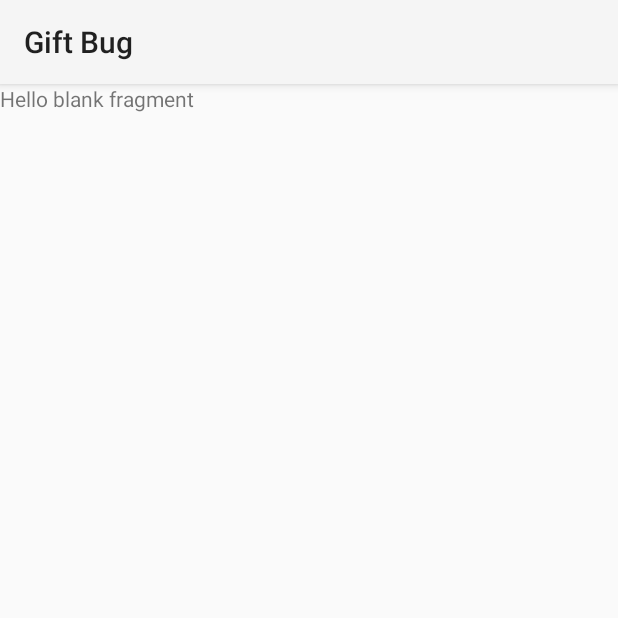
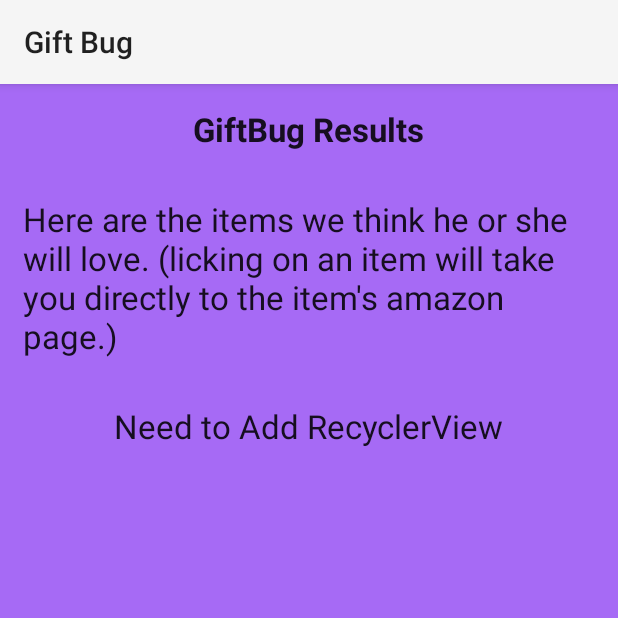
Before and after one commit to ghigbie/giftbug, an Android app: the fragment ResultsPage shown on its own in the app's theme, on a phone screen of 412 x 824 dp, the top half of it. Run offline under Robolectric (Android 15) with nearby library versions, the phone set to English and light mode, and no system bars.

Commit message:
formatted fragment layout

```diff
--- a/app/src/main/java/layout/McDonaldsOrChucky.java
+++ b/app/src/main/java/layout/McDonaldsOrChucky.java
@@ -48,7 +48,7 @@
 
         String mcDonaldsString = "Does " + personLower + " prefer McDonalds or Chuck-e-Cheese?";
 
-        TextView mcDonaldsText = (TextView) getActivity().findViewById(R.id.mcdonald_or_chucky);
+        TextView mcDonaldsText = (TextView) view.findViewById(R.id.mcdonald_or_chucky);
         mcDonaldsText.setText(mcDonaldsString);
 
     }
--- a/app/src/main/java/layout/SodaJuice.java
+++ b/app/src/main/java/layout/SodaJuice.java
@@ -45,6 +45,7 @@
         return view;
     }
 
+
     public static boolean isNeither() {
         return isNeither;
     }
@@ -52,6 +53,7 @@
     public static boolean isSoda() {
         return isSoda;
     }
+
 
     public void setTextView(){
 
@@ -63,8 +65,8 @@
 
     public void setOnClickListeners(){
 
-        Button sodaButton = (Button) view.findViewById(R.id.coffee_button);
-        Button juiceButton = (Button) view.findViewById(R.id.tea_button);
+        Button sodaButton = (Button) view.findViewById(R.id.soda_button);
+        Button juiceButton = (Button) view.findViewById(R.id.juice_button);
         Button neitherChildButton = (Button) view.findViewById(R.id.neither_button_child);
 
         sodaButton.setOnClickListener(new View.OnClickListener(){
--- a/app/src/main/res/layout/activity_main.xml
+++ b/app/src/main/res/layout/activity_main.xml
@@ -27,6 +27,7 @@
                 android:layout_width="wrap_content"
                 android:layout_height="wrap_content"
                 android:text="@string/welcome"
+                android:textStyle="bold"
                 android:layout_gravity="center"
                 android:textAppearance="?android:textAppearanceLarge"
                 android:layout_margin="@dimen/margin"/>
--- a/app/src/main/res/layout/fragment_results_page.xml
+++ b/app/src/main/res/layout/fragment_results_page.xml
@@ -2,12 +2,43 @@
     xmlns:tools="http://schemas.android.com/tools"
     android:layout_width="match_parent"
     android:layout_height="match_parent"
+    android:background="@color/backgroundColor"
     tools:context="layout.ResultsPage">
 
-    <!-- TODO: Update blank fragment layout -->
-    <TextView
+    <LinearLayout
         android:layout_width="match_parent"
         android:layout_height="match_parent"
-        android:text="@string/hello_blank_fragment" />
+        android:layout_centerInParent="true"
+        android:orientation="vertical">
+
+        <TextView
+            android:id="@+id/results_title"
+            android:layout_width="wrap_content"
+            android:layout_height="wrap_content"
+            android:text="@string/results"
+            android:textStyle="bold"
+            android:layout_gravity="center"
+            android:textAppearance="?android:textAppearanceLarge"
+            android:layout_margin="@dimen/margin"/>
+
+        <TextView
+            android:id="@+id/results_text"
+            android:layout_width="wrap_content"
+            android:layout_height="wrap_content"
+            android:layout_gravity="center"
+            android:text="@string/results_text"
+            android:textAppearance="?android:textAppearanceLarge"
+            android:layout_margin="@dimen/margin"/>
+
+        <TextView
+            android:id="@+id/todo"
+            android:layout_width="wrap_content"
+            android:layout_height="wrap_content"
+            android:layout_gravity="center"
+            android:text="Need to Add RecyclerView"
+            android:textAppearance="?android:textAppearanceLarge"
+            android:layout_margin="@dimen/margin"/>
+
+    </LinearLayout>
 
 </FrameLayout>
--- a/app/src/main/res/values/strings.xml
+++ b/app/src/main/res/values/strings.xml
@@ -32,6 +32,8 @@
     <string name="mcdonalds_chuck">Does he or she usually prefer McDonalds or Chuck-e-Cheese?</string>
     <string name="mcdonalds">McDonalds</string>
     <string name="chucky">Chuck-e-Cheese</string>
+    <string name="results">GiftBug Results</string>
+    <string name="results_text">Here are the items we think he or she will love. (licking on an item will take you directly to the item's amazon page.)</string>
 
     <!--Thinking about doing a bilingual version-->
 
```
